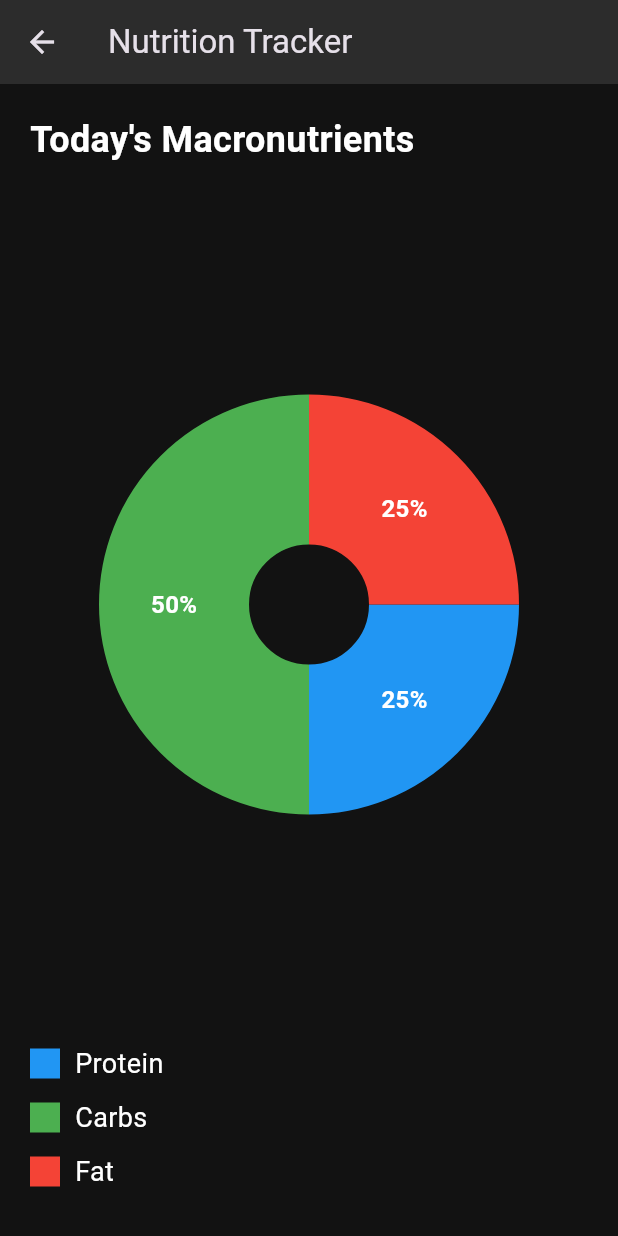
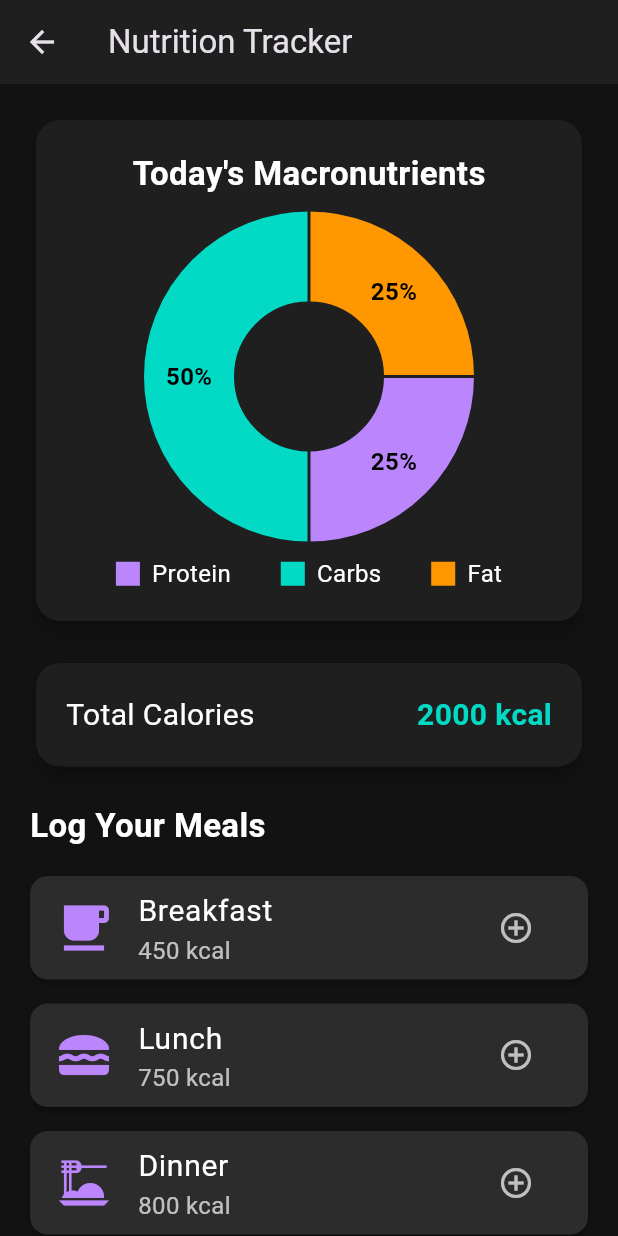
Before and after one commit to abhayabhaypk/Fitness-Tracker, a Flutter app: the screen it shows after launch, after a tap on the "fastfood" icon, on a phone screen of 412 x 824 dp. Run offline on Flutter 3.47's test engine with Material 3 defaults, Android fonts, the phone set to English and light mode, and no system bars; drawn by our look-alikes of fl_chart; our stand-ins replace animated_text_kit, pedometer, permission_handler, wakelock_plus.

Commit message:
activity and star workout implement

```diff
--- /dev/null
+++ b/lib/activity_status.dart
@@ -0,0 +1,81 @@
+
+import 'package:flutter/material.dart';
+import 'package:pedometer/pedometer.dart';
+import 'dart:async';
+
+class ActivityStatus extends StatefulWidget {
+  const ActivityStatus({super.key});
+
+  @override
+  _ActivityStatusState createState() => _ActivityStatusState();
+}
+
+class _ActivityStatusState extends State<ActivityStatus> {
+  late Stream<PedestrianStatus> _pedestrianStatusStream;
+  String _status = '?';
+
+  @override
+  void initState() {
+    super.initState();
+    initPlatformState();
+  }
+
+  void onPedestrianStatusChanged(PedestrianStatus event) {
+    setState(() {
+      _status = event.status;
+    });
+  }
+
+  void onPedestrianStatusError(error) {
+    setState(() {
+      _status = 'Pedestrian Status not available';
+    });
+  }
+
+  Future<void> initPlatformState() async {
+    _pedestrianStatusStream = Pedometer.pedestrianStatusStream;
+    _pedestrianStatusStream
+        .listen(onPedestrianStatusChanged)
+        .onError(onPedestrianStatusError);
+  }
+
+  @override
+  Widget build(BuildContext context) {
+    return Card(
+      color: const Color(0xFF1F1F1F),
+      elevation: 4,
+      shape: RoundedRectangleBorder(borderRadius: BorderRadius.circular(16)),
+      child: Padding(
+        padding: const EdgeInsets.all(20.0),
+        child: Column(
+          children: [
+            const Text('Activity Status', style: TextStyle(fontSize: 24, fontWeight: FontWeight.bold, color: Colors.white70)),
+            const SizedBox(height: 10),
+            Icon(
+              _status == 'walking'
+                  ? Icons.directions_walk
+                  : _status == 'stopped'
+                      ? Icons.accessibility_new
+                      : Icons.device_unknown,
+              size: 80,
+              color: const Color(0xFFBB86FC),
+            ),
+            const SizedBox(height: 10),
+            Text(
+              _status.toUpperCase(),
+              style: TextStyle(
+                fontSize: 22,
+                fontWeight: FontWeight.bold,
+                color: _status == 'walking'
+                    ? Colors.green
+                    : _status == 'stopped'
+                        ? Colors.orange
+                        : Colors.red,
+              ),
+            ),
+          ],
+        ),
+      ),
+    );
+  }
+}
--- a/lib/main.dart
+++ b/lib/main.dart
@@ -5,8 +5,9 @@ import 'package:pedometer/pedometer.dart';
 import 'package:permission_handler/permission_handler.dart';
 import 'package:myapp/history_screen.dart';
 import 'package:myapp/activity_log_screen.dart';
-import 'package:myapp/workout_screen.dart';
+import 'package:myapp/start_workout_screen.dart';
 import 'package:myapp/nutrition_screen.dart';
+import 'package:myapp/activity_status.dart';
 import 'package:animated_text_kit/animated_text_kit.dart';
 
 void main() {
@@ -43,10 +44,9 @@ class FitnessTracker extends StatefulWidget {
 
 class _FitnessTrackerState extends State<FitnessTracker> with TickerProviderStateMixin {
   late Stream<StepCount> _stepCountStream;
-  late Stream<PedestrianStatus> _pedestrianStatusStream;
-  String _status = '?', _steps = '0';
+  String _steps = '0';
   int _dailyGoal = 10000;
-  int _streak = 5; // Example streak
+  final int _streak = 5; // Example streak
   final TextEditingController _goalController = TextEditingController();
   Map<String, int> _stepHistory = {};
   List<Map<String, dynamic>> _activityLog = [];
@@ -113,18 +113,6 @@ class _FitnessTrackerState extends State<FitnessTracker> with TickerProviderStat
     });
   }
 
-  void onPedestrianStatusChanged(PedestrianStatus event) {
-    setState(() {
-      _status = event.status;
-    });
-  }
-
-  void onPedestrianStatusError(error) {
-    setState(() {
-      _status = 'Pedestrian Status not available';
-    });
-  }
-
   void onStepCountError(error) {
     setState(() {
       _steps = 'Step Count not available';
@@ -133,11 +121,6 @@ class _FitnessTrackerState extends State<FitnessTracker> with TickerProviderStat
 
   Future<void> initPlatformState() async {
     if (await Permission.activityRecognition.request().isGranted) {
-      _pedestrianStatusStream = Pedometer.pedestrianStatusStream;
-      _pedestrianStatusStream
-          .listen(onPedestrianStatusChanged)
-          .onError(onPedestrianStatusError);
-
       _stepCountStream = Pedometer.stepCountStream;
       _stepCountStream.listen(onStepCount).onError(onStepCountError);
     }
@@ -198,10 +181,10 @@ class _FitnessTrackerState extends State<FitnessTracker> with TickerProviderStat
     );
   }
 
-  void _navigateToWorkoutScreen() {
+  void _navigateToStartWorkoutScreen() {
     Navigator.push(
       context,
-      MaterialPageRoute(builder: (context) => const WorkoutScreen()),
+      MaterialPageRoute(builder: (context) => const StartWorkoutScreen()),
     );
   }
 
@@ -227,7 +210,7 @@ class _FitnessTrackerState extends State<FitnessTracker> with TickerProviderStat
           ),
           IconButton(
             icon: const Icon(Icons.directions_run),
-            onPressed: _navigateToWorkoutScreen,
+            onPressed: _navigateToStartWorkoutScreen,
             tooltip: 'Start Workout',
           ),
           IconButton(
@@ -254,7 +237,7 @@ class _FitnessTrackerState extends State<FitnessTracker> with TickerProviderStat
           const SizedBox(height: 20),
           _buildStreakCounter(),
           const SizedBox(height: 20),
-          _buildActivityStatus(),
+          const ActivityStatus(),
           const SizedBox(height: 20),
           _buildWorkoutCard(),
           const SizedBox(height: 20),
@@ -339,42 +322,13 @@ class _FitnessTrackerState extends State<FitnessTracker> with TickerProviderStat
     );
   }
 
-  Widget _buildActivityStatus() {
-    return Card(
-      color: const Color(0xFF1F1F1F),
-      elevation: 4,
-      shape: RoundedRectangleBorder(borderRadius: BorderRadius.circular(16)),
-      child: Padding(
-        padding: const EdgeInsets.all(20.0),
-        child: Column(
-          children: [
-            const Text('Activity Status', style: TextStyle(fontSize: 24, fontWeight: FontWeight.bold, color: Colors.white70)),
-            const SizedBox(height: 10),
-            Icon(
-              _status == 'walking' ? Icons.directions_walk : _status == 'stopped' ? Icons.accessibility_new : Icons.device_unknown,
-              size: 80,
-              color: const Color(0xFFBB86FC),
-            ),
-            const SizedBox(height: 10),
-            Text(_status.toUpperCase(),
-                style: TextStyle(
-                  fontSize: 22,
-                  fontWeight: FontWeight.bold,
-                  color: _status == 'walking' ? Colors.green : _status == 'stopped' ? Colors.orange : Colors.red,
-                )),
-          ],
-        ),
-      ),
-    );
-  }
-
   Widget _buildWorkoutCard() {
     return Card(
       color: const Color(0xFF1F1F1F),
       elevation: 4,
       shape: RoundedRectangleBorder(borderRadius: BorderRadius.circular(16)),
       child: InkWell(
-        onTap: _navigateToWorkoutScreen,
+        onTap: _navigateToStartWorkoutScreen,
         child: const Padding(
           padding: EdgeInsets.all(20.0),
           child: Column(
--- a/lib/nutrition_screen.dart
+++ b/lib/nutrition_screen.dart
@@ -1,4 +1,3 @@
-
 import 'package:flutter/material.dart';
 import 'package:fl_chart/fl_chart.dart';
 
@@ -17,30 +16,53 @@ class _NutritionScreenState extends State<NutritionScreen> {
     'Fat': 25,
   };
 
+  final double _totalCalories = 2000;
+
   @override
   Widget build(BuildContext context) {
     return Scaffold(
       appBar: AppBar(
         title: const Text('Nutrition Tracker'),
-        backgroundColor: const Color(0xFF2C2C2C),
+        backgroundColor: const Color(0xFF1F1F1F),
       ),
-      body: Padding(
+      body: SingleChildScrollView(
         padding: const EdgeInsets.all(20.0),
         child: Column(
           crossAxisAlignment: CrossAxisAlignment.stretch,
           children: <Widget>[
+            _buildMacroChartCard(),
+            const SizedBox(height: 20),
+            _buildCalorieSummaryCard(),
+            const SizedBox(height: 20),
+            _buildMealLoggingSection(),
+          ],
+        ),
+      ),
+    );
+  }
+
+  Widget _buildMacroChartCard() {
+    return Card(
+      color: const Color(0xFF1F1F1F),
+      elevation: 4,
+      shape: RoundedRectangleBorder(borderRadius: BorderRadius.circular(16)),
+      child: Padding(
+        padding: const EdgeInsets.all(20.0),
+        child: Column(
+          children: [
             const Text(
               'Today\'s Macronutrients',
-              style: TextStyle(fontSize: 24, fontWeight: FontWeight.bold, color: Colors.white),
+              style: TextStyle(fontSize: 22, fontWeight: FontWeight.bold, color: Colors.white),
             ),
             const SizedBox(height: 20),
-            Expanded(
+            SizedBox(
+              height: 200,
               child: PieChart(
                 PieChartData(
                   sections: _getChartSections(),
                   borderData: FlBorderData(show: false),
-                  sectionsSpace: 0,
-                  centerSpaceRadius: 40,
+                  sectionsSpace: 2,
+                  centerSpaceRadius: 50,
                   pieTouchData: PieTouchData(
                     touchCallback: (FlTouchEvent event, pieTouchResponse) {},
                   ),
@@ -56,45 +78,110 @@ class _NutritionScreenState extends State<NutritionScreen> {
   }
 
   List<PieChartSectionData> _getChartSections() {
-    final List<PieChartSectionData> sections = [];
-    final List<Color> colors = [Colors.blue, Colors.green, Colors.red];
+    final List<Color> colors = [
+      const Color(0xFFBB86FC), // Protein
+      const Color(0xFF03DAC6), // Carbs
+      Colors.orange,          // Fat
+    ];
     int i = 0;
-    _nutritionData.forEach((key, value) {
-      sections.add(
-        PieChartSectionData(
-          color: colors[i],
-          value: value,
-          title: '${value.toInt()}%',
-          radius: 100,
-          titleStyle: const TextStyle(fontSize: 16, fontWeight: FontWeight.bold, color: Colors.white),
+    return _nutritionData.entries.map((entry) {
+      final color = colors[i++];
+      return PieChartSectionData(
+        color: color,
+        value: entry.value,
+        title: '${entry.value.toStringAsFixed(0)}%',
+        radius: 60,
+        titleStyle: const TextStyle(
+          fontSize: 16,
+          fontWeight: FontWeight.bold,
+          color: Colors.black,
         ),
       );
-      i++;
-    });
-    return sections;
+    }).toList();
   }
 
   Widget _buildLegend() {
-    final List<Widget> legends = [];
-    final List<Color> colors = [Colors.blue, Colors.green, Colors.red];
+    final List<Color> colors = [
+      const Color(0xFFBB86FC),
+      const Color(0xFF03DAC6),
+      Colors.orange,
+    ];
     int i = 0;
-    _nutritionData.forEach((key, value) {
-      legends.add(
-        Row(
+    return Row(
+      mainAxisAlignment: MainAxisAlignment.spaceEvenly,
+      children: _nutritionData.keys.map((key) {
+        final color = colors[i++];
+        return Row(
+          children: <Widget>[
+            Container(width: 16, height: 16, color: color),
+            const SizedBox(width: 8),
+            Text(key, style: const TextStyle(fontSize: 16, color: Colors.white)),
+          ],
+        );
+      }).toList(),
+    );
+  }
+
+  Widget _buildCalorieSummaryCard() {
+    return Card(
+      color: const Color(0xFF1F1F1F),
+      elevation: 4,
+      shape: RoundedRectangleBorder(borderRadius: BorderRadius.circular(16)),
+      child: Padding(
+        padding: const EdgeInsets.all(20.0),
+        child: Row(
+          mainAxisAlignment: MainAxisAlignment.spaceBetween,
           children: [
-            Container(
-              width: 20,
-              height: 20,
-              color: colors[i],
+            const Text(
+              'Total Calories',
+              style: TextStyle(fontSize: 20, color: Colors.white),
             ),
-            const SizedBox(width: 10),
-            Text(key, style: const TextStyle(fontSize: 18, color: Colors.white)),
+            Text(
+              '${_totalCalories.toStringAsFixed(0)} kcal',
+              style: const TextStyle(fontSize: 20, fontWeight: FontWeight.bold, color: Color(0xFF03DAC6)),
+            ),
           ],
         ),
-      );
-      legends.add(const SizedBox(height: 10));
-      i++;
-    });
-    return Column(children: legends);
+      ),
+    );
+  }
+
+  Widget _buildMealLoggingSection() {
+    return Column(
+      crossAxisAlignment: CrossAxisAlignment.start,
+      children: [
+        const Text(
+          'Log Your Meals',
+          style: TextStyle(fontSize: 22, fontWeight: FontWeight.bold, color: Colors.white),
+        ),
+        const SizedBox(height: 10),
+        _buildMealCard('Breakfast', Icons.free_breakfast, '450 kcal'),
+        _buildMealCard('Lunch', Icons.lunch_dining, '750 kcal'),
+        _buildMealCard('Dinner', Icons.dinner_dining, '800 kcal'),
+      ],
+    );
+  }
+
+  Widget _buildMealCard(String meal, IconData icon, String calories) {
+    return Card(
+      color: const Color(0xFF2C2C2C),
+      elevation: 2,
+      shape: RoundedRectangleBorder(borderRadius: BorderRadius.circular(12)),
+      margin: const EdgeInsets.symmetric(vertical: 8),
+      child: ListTile(
+        leading: Icon(icon, color: const Color(0xFFBB86FC), size: 40),
+        title: Text(meal, style: const TextStyle(fontSize: 20, color: Colors.white)),
+        subtitle: Text(calories, style: const TextStyle(fontSize: 16, color: Colors.white70)),
+        trailing: IconButton(
+          icon: const Icon(Icons.add_circle_outline, color: Colors.white70),
+          onPressed: () {
+            // Placeholder for adding food items
+            ScaffoldMessenger.of(context).showSnackBar(
+              SnackBar(content: Text('Add food to $meal')),
+            );
+          },
+        ),
+      ),
+    );
   }
 }
```
Also changed, not shown: lib/start_workout_screen.dart (added, +48 -0 lines), lib/workout_screen.dart (+39 -8 lines).
